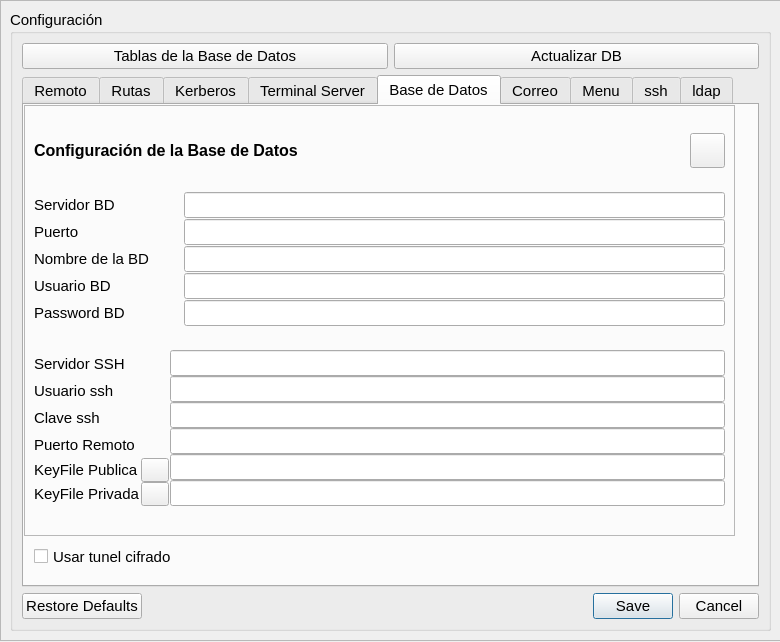
Before: the Qt Designer form configuracion/configuracion.ui in grxdipgra/GrxMenu, drawn with Qt 5.
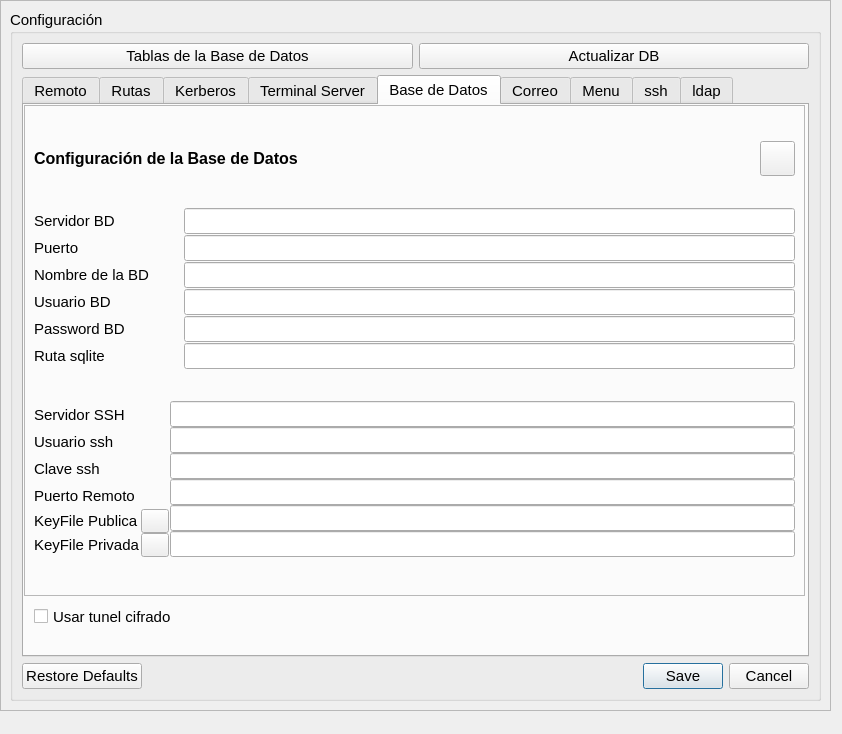
After: the same form once the commit is applied. The open tabs and pages were chosen to show the change. Icons and pictures are not drawn.

```diff
--- a/configuracion/configuracion.ui
+++ b/configuracion/configuracion.ui
@@ -6,8 +6,8 @@
    <rect>
     <x>0</x>
     <y>0</y>
-    <width>780</width>
-    <height>642</height>
+    <width>842</width>
+    <height>734</height>
    </rect>
   </property>
   <property name="windowTitle">
@@ -18,8 +18,8 @@
     <rect>
      <x>0</x>
      <y>0</y>
-     <width>781</width>
-     <height>641</height>
+     <width>831</width>
+     <height>711</height>
     </rect>
    </property>
    <property name="sizePolicy">
@@ -39,8 +39,8 @@
      <rect>
       <x>0</x>
       <y>0</y>
-      <width>779</width>
-      <height>639</height>
+      <width>827</width>
+      <height>707</height>
      </rect>
     </property>
     <layout class="QGridLayout" name="gridLayout_5">
@@ -787,8 +787,8 @@
                <rect>
                 <x>0</x>
                 <y>0</y>
-                <width>711</width>
-                <height>431</height>
+                <width>781</width>
+                <height>491</height>
                </rect>
               </property>
               <property name="frameShape">
@@ -1021,6 +1021,13 @@
                      </property>
                     </widget>
                    </item>
+                   <item>
+                    <widget class="QLabel" name="label_56">
+                     <property name="text">
+                      <string>Ruta sqlite</string>
+                     </property>
+                    </widget>
+                   </item>
                   </layout>
                  </item>
                  <item>
@@ -1065,6 +1072,16 @@
                      </property>
                     </widget>
                    </item>
+                   <item>
+                    <widget class="QLineEdit" name="RutaSqlite">
+                     <property name="toolTip">
+                      <string>Ruta de la BD local sqlite</string>
+                     </property>
+                     <property name="echoMode">
+                      <enum>QLineEdit::Normal</enum>
+                     </property>
+                    </widget>
+                   </item>
                   </layout>
                  </item>
                 </layout>
@@ -1075,7 +1092,7 @@
               <property name="geometry">
                <rect>
                 <x>10</x>
-                <y>440</y>
+                <y>500</y>
                 <width>147</width>
                 <height>23</height>
                </rect>
```
Left out of the diff: 12 changed lines with no effect on the pictures.
